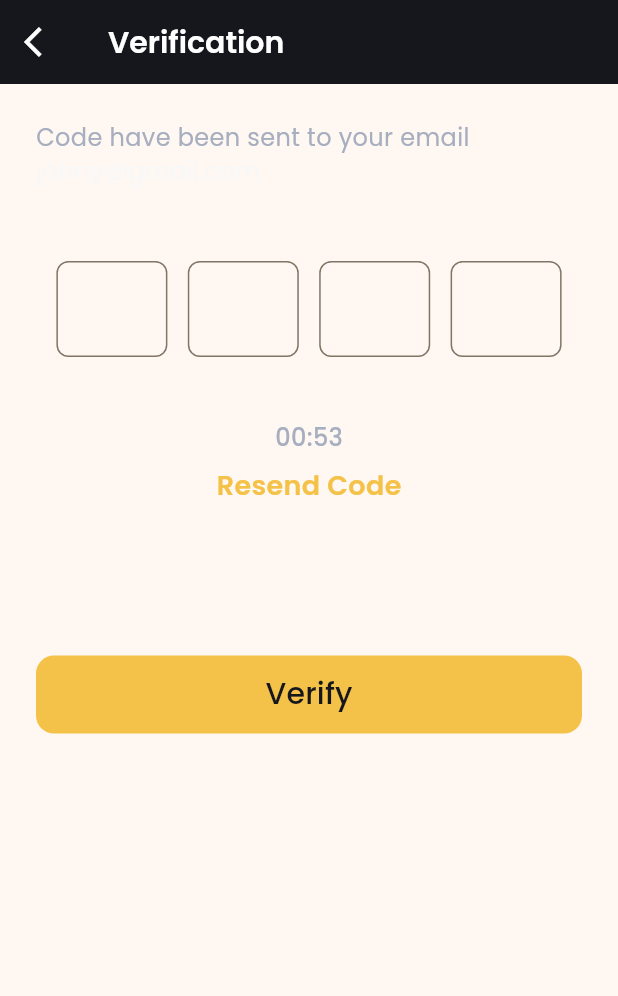
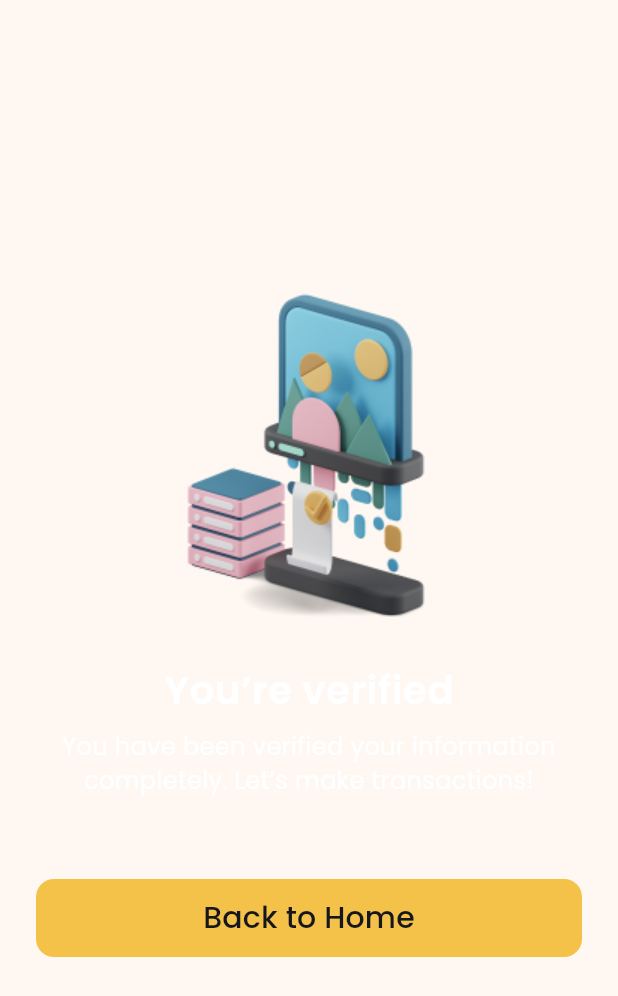
Before and after one commit to LuuNgocLan/fox-crypto-ui, a Flutter app: the screen it shows after launch, on a phone screen of 412 x 824 dp. Shown: the top 996 px of the screen. Run offline on Flutter 3.47's test engine with Material 2 defaults, Android fonts, the light colour scheme and no system bars; our stand-ins replace flutter_svg, smooth_page_indicator.

Commit message:
feat: completed screen UI

```diff
--- a/lib/config/app_images.dart
+++ b/lib/config/app_images.dart
@@ -14,4 +14,5 @@ class AppImages {
   static const icEtherium = '$path/ic_etherium.svg';
   static const img1 = '$path/img_1.jpg';
   static const icGrowth = '$path/ic_growth.svg';
+  static const imgCompleted = '$path/img_completed.png';
 }
--- a/lib/main.dart
+++ b/lib/main.dart
@@ -32,7 +32,7 @@ class MyApp extends StatelessWidget {
           ),
         ),
       ),
-      initialRoute: Routes.verificationCode,
+      initialRoute: Routes.completed,
       routes: Routes.routes,
     );
   }
--- a/lib/routes/routes.dart
+++ b/lib/routes/routes.dart
@@ -1,4 +1,5 @@
 import 'package:flutter/material.dart';
+import 'package:fox_crypto_ui/screens/account_verification/completed_screen.dart';
 import 'package:fox_crypto_ui/screens/get_started/get_started_page.dart';
 import 'package:fox_crypto_ui/screens/home/home_page.dart';
 import 'package:fox_crypto_ui/screens/login/login_page.dart';
@@ -30,7 +31,7 @@ class Routes {
     accountVerifyStep1: (BuildContext context) => const SignUpPage(),
     accountVerifyStep2: (BuildContext context) => const SignUpPage(),
     accountVerifyStep3: (BuildContext context) => const SignUpPage(),
-    completed: (BuildContext context) => const SignUpPage(),
+    completed: (BuildContext context) => const CompletedScreen(),
     home: (BuildContext context) => const HomePage(),
   };
 }
--- /dev/null
+++ b/lib/screens/account_verification/completed_screen.dart
@@ -0,0 +1,49 @@
+import 'package:flutter/material.dart';
+import 'package:fox_crypto_ui/config/app_images.dart';
+import 'package:fox_crypto_ui/config/app_text_style.dart';
+import 'package:fox_crypto_ui/shared_view/common_button.dart';
+
+class CompletedScreen extends StatelessWidget {
+  const CompletedScreen({super.key});
+
+  @override
+  Widget build(BuildContext context) {
+    return SafeArea(
+      top: false,
+      child: Scaffold(
+        body: Column(
+          crossAxisAlignment: CrossAxisAlignment.center,
+          children: [
+            const Spacer(),
+            Image.asset(AppImages.imgCompleted),
+            const SizedBox(height: 16.0),
+            const Text(
+              "You’re verified",
+              style: TextStyle(
+                fontFamily: AppTextStyle.poppinsSemiBold,
+                fontSize: 26,
+                color: Colors.white,
+              ),
+            ),
+            const SizedBox(height: 8.0),
+            const Text(
+              "You have been verified your information completely. Let’s make transactions!",
+              style: TextStyle(
+                fontFamily: AppTextStyle.poppinsRegular,
+                fontSize: 16,
+                color: Colors.white,
+              ),
+              textAlign: TextAlign.center,
+            ),
+            const SizedBox(height: 54),
+            Padding(
+              padding: const EdgeInsets.symmetric(horizontal: 24.0),
+              child: CommonButton(onAction: () {}, label: "Back to Home"),
+            ),
+            const Spacer(),
+          ],
+        ),
+      ),
+    );
+  }
+}
```
Also changed, not shown: assets/images/img_completed.png (added).
